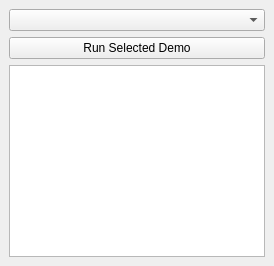
Before: the Qt Designer form ModernCppQTApp/src/mainwindow.ui in pawcijo/CppPlayground, drawn with Qt 5.
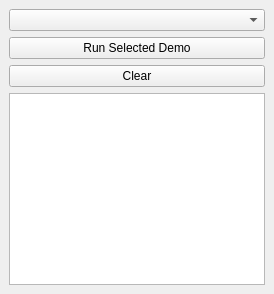
After: the same form once the commit is applied.

Commit message: Clear the terminal and fix for DeductingTypesDemo

What changed in the file:
```diff
--- a/ModernCppQTApp/src/mainwindow.ui
+++ b/ModernCppQTApp/src/mainwindow.ui
@@ -13,6 +13,13 @@
       <property name="text"><string>Run Selected Demo</string></property>
      </widget>
     </item>
+    <item>
+     <widget class="QPushButton" name="clearButton">
+      <property name="text">
+       <string>Clear</string>
+      </property>
+     </widget>
+    </item>
     <item>
      <widget class="QTextEdit" name="terminalOutput">
       <property name="readOnly">
```
The commit also changes 3 other files.
